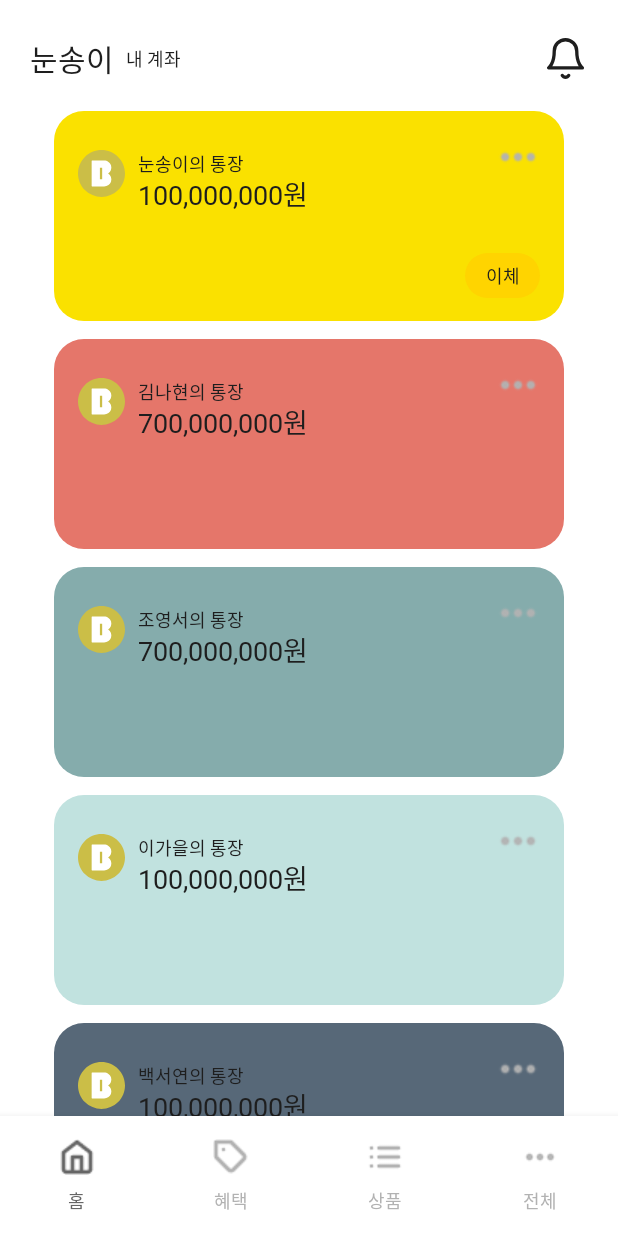
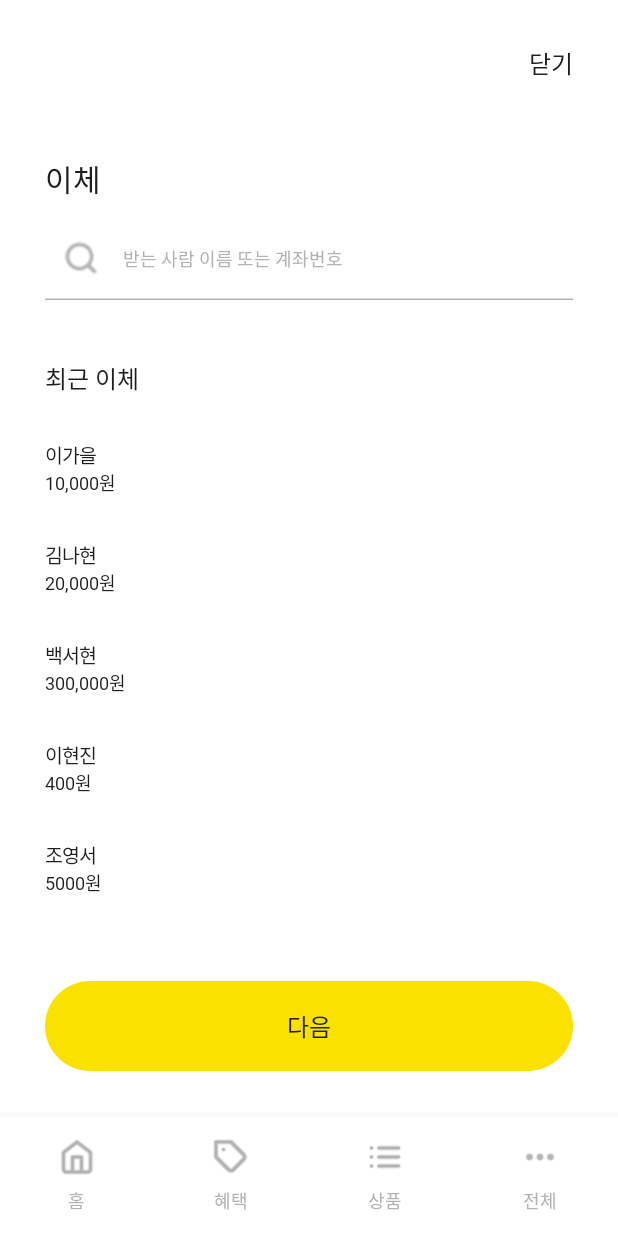
Before and after one commit to GDG-24-25-KAKAOBANK-Android/GDG-Team2, an Android app built with Jetpack Compose: the screen it shows after launch (MainActivity), after a tap on "이체", on a phone screen of 412 x 824 dp. Run offline under Robolectric (Android 15) with nearby library versions, the phone set to English and light mode, and no system bars; Roboto replaces fonts that are not available here.

Commit message:
[Feat] 이체 페이지 구현

```diff
--- a/app/src/main/java/com/gdg/kakaobank/component/MyBank.kt
+++ b/app/src/main/java/com/gdg/kakaobank/component/MyBank.kt
@@ -15,6 +15,7 @@ import androidx.compose.ui.graphics.Color
 import androidx.compose.ui.layout.ContentScale
 import androidx.compose.ui.res.painterResource
 import androidx.compose.ui.unit.dp
+import androidx.navigation.NavController
 import com.gdg.kakaobank.R
 import com.gdg.kakaobank.ui.theme.B4_R
 import com.gdg.kakaobank.ui.theme.B4_SB
@@ -27,7 +28,9 @@ import com.gdg.kakaobank.ui.theme.Yellow
 fun MyBankComponent(
     name: String,
     amount: String,
-    backgroundColor: Color = Main_Yellow
+    backgroundColor: Color = Main_Yellow,
+    navController: NavController // navController 추가
+
 ) {
     Box(
         modifier = Modifier
@@ -72,7 +75,7 @@ fun MyBankComponent(
                 .align(Alignment.TopEnd)
         )
         Button(
-            onClick = { /* TODO: 이체 버튼 클릭 처리 */ },
+            onClick = { navController.navigate("transfer") },
             modifier = Modifier
                 .align(Alignment.BottomEnd)
                 .size(50.dp, 30.dp), // 버튼 크기 조정
--- a/app/src/main/java/com/gdg/kakaobank/presentation/HomeScreen.kt
+++ b/app/src/main/java/com/gdg/kakaobank/presentation/HomeScreen.kt
@@ -18,13 +18,14 @@ import com.gdg.kakaobank.ui.theme.Pink
 import com.gdg.kakaobank.ui.theme.White
 import androidx.compose.material3.Text
 import androidx.compose.ui.res.painterResource
+import androidx.navigation.NavController
 import com.gdg.kakaobank.R
 import com.gdg.kakaobank.ui.theme.B4_B
 import com.gdg.kakaobank.ui.theme.Black
 import com.gdg.kakaobank.ui.theme.H5_B
 
 @Composable
-fun HomeScreen() {
+fun HomeScreen(navController: NavController) {
     val bankList = listOf(
         Pair("김나현", "700,000,000"),
         Pair("조영서", "700,000,000"),
@@ -76,7 +77,7 @@ fun HomeScreen() {
             horizontalAlignment = Alignment.CenterHorizontally,
         ) {
             items(1) {
-                MyBankComponent(name = "눈송이", amount = "100,000,000")
+                MyBankComponent(name = "눈송이", amount = "100,000,000", navController = navController)
                 Spacer(modifier = Modifier.height(12.dp))
             }
             items(bankList.size) { index ->
@@ -93,9 +94,3 @@ fun HomeScreen() {
         Spacer(modifier = Modifier.height(20.dp))
     }
 }
-
-@Preview(showBackground = true)
-@Composable
-fun CustomComponentPreview() {
-    HomeScreen()
-}
--- a/app/src/main/java/com/gdg/kakaobank/presentation/MainActivity.kt
+++ b/app/src/main/java/com/gdg/kakaobank/presentation/MainActivity.kt
@@ -22,11 +22,13 @@ import androidx.compose.ui.res.stringResource
 import androidx.compose.ui.tooling.preview.Preview
 import androidx.compose.ui.unit.dp
 import androidx.core.splashscreen.SplashScreen.Companion.installSplashScreen
+import androidx.lifecycle.viewmodel.compose.viewModel
 import androidx.navigation.NavGraph.Companion.findStartDestination
 import androidx.navigation.compose.*
 import androidx.navigation.compose.rememberNavController
 import com.gdg.kakaobank.ui.theme.KakaoBankTheme
 import com.gdg.kakaobank.presentation.navigator.KakaoNav
+import com.gdg.kakaobank.presentation.navigator.TransferViewModel
 import com.gdg.kakaobank.ui.theme.B4_R
 import com.gdg.kakaobank.ui.theme.Dark_Gray
 import com.gdg.kakaobank.ui.theme.Gray
@@ -63,6 +65,7 @@ fun MainScreen() {
         KakaoNav.More,
     )
     val navController = rememberNavController()
+    val transferViewModel: TransferViewModel = viewModel()
 
     Scaffold(
         modifier = Modifier.fillMaxSize(),
@@ -104,13 +107,11 @@ fun MainScreen() {
                                 painter = painterResource(id = screen.icon),
                                 contentDescription = screen.route,
                                 modifier = Modifier.size(24.dp) // 아이콘 크기 설정
-
                             )
                         },
                     )
                 }
             }
-
         }
     ) { innerPadding ->
         NavHost(
@@ -118,14 +119,27 @@ fun MainScreen() {
             startDestination = KakaoNav.Home.route,
             modifier = Modifier.padding(innerPadding)
         ) {
-            composable(route = KakaoNav.Home.route) { HomeScreen() }
+            composable(route = KakaoNav.Home.route) { HomeScreen(navController) }
             composable(route = KakaoNav.Tag.route) { TagScreen() }
             composable(route = KakaoNav.List.route) { ListScreen() }
             composable(route = KakaoNav.More.route) { MoreScreen() }
+            composable(route = "transfer") { TransferScreen(navController = navController, transferViewModel = transferViewModel) }
+            composable(route = "transfer_done/{recipientName}") { backStackEntry ->
+                TransferDoneScreen(
+                    navController = navController,
+                    recipientName = backStackEntry.arguments?.getString("recipientName") ?: "Unknown",
+                    transferViewModel = transferViewModel
+                )
+            }
+            composable(route = "remit/{recipientName}") { backStackEntry ->
+                RemittanceScreen(
+                    navController = navController,
+                    recipientName = backStackEntry.arguments?.getString("recipientName") ?: "Unknown"
+                )
             }
         }
     }
-
+}
 
 @Preview(showBackground = true)
 @Composable
--- /dev/null
+++ b/app/src/main/java/com/gdg/kakaobank/presentation/TransferScreen.kt
@@ -0,0 +1,179 @@
+package com.gdg.kakaobank.presentation
+
+import androidx.compose.foundation.background
+import androidx.compose.foundation.clickable
+import androidx.compose.foundation.layout.Arrangement
+import androidx.compose.foundation.layout.Column
+import androidx.compose.foundation.layout.Row
+import androidx.compose.foundation.layout.Spacer
+import androidx.compose.foundation.layout.fillMaxSize
+import androidx.compose.foundation.layout.fillMaxWidth
+import androidx.compose.foundation.layout.height
+import androidx.compose.foundation.layout.padding
+import androidx.compose.foundation.layout.size
+import androidx.compose.material3.Button
+import androidx.compose.material3.ButtonDefaults
+import androidx.compose.material3.ExperimentalMaterial3Api
+import androidx.compose.material3.Icon
+import androidx.compose.material3.Text
+import androidx.compose.material3.TextField
+import androidx.compose.material3.TextFieldDefaults
+import androidx.compose.runtime.Composable
+import androidx.compose.runtime.mutableStateListOf
+import androidx.compose.runtime.mutableStateOf
+import androidx.compose.runtime.remember
+import androidx.compose.ui.Alignment
+import androidx.compose.ui.Modifier
+import androidx.compose.ui.graphics.Color
+import androidx.compose.ui.res.painterResource
+import androidx.compose.ui.tooling.preview.Preview
+import androidx.compose.ui.unit.dp
+import androidx.lifecycle.ViewModel
+import androidx.navigation.NavController
+import androidx.navigation.compose.rememberNavController
+import com.gdg.kakaobank.R
+import com.gdg.kakaobank.presentation.navigator.TransferViewModel
+import com.gdg.kakaobank.ui.theme.B3_B
+import com.gdg.kakaobank.ui.theme.B4_R
+import com.gdg.kakaobank.ui.theme.Black
+import com.gdg.kakaobank.ui.theme.Gray
+import com.gdg.kakaobank.ui.theme.H5_B
+import com.gdg.kakaobank.ui.theme.H7_B
+import com.gdg.kakaobank.ui.theme.H7_R
+import com.gdg.kakaobank.ui.theme.H7_SB
+import com.gdg.kakaobank.ui.theme.Main_Yellow
+import com.gdg.kakaobank.ui.theme.White
+
+data class Transfer(val name: String, val amount: String)
+
+class TransferViewModel : ViewModel() {
+    private val _transfer = mutableStateListOf<Transfer>()
+    val transfer: List<Transfer> get() = _transfer
+
+    init {
+        _transfer.addAll(
+            listOf(
+                Transfer("이가을", "10,000원"),
+                Transfer("김나현", "20,000원"),
+                Transfer("백서현", "300,000원"),
+                Transfer("이현진", "400원"),
+                Transfer("조영서", "5000원")
+            )
+        )
+    }
+}
+
+@OptIn(ExperimentalMaterial3Api::class)
+@Composable
+fun TransferScreen(navController: NavController, transferViewModel: TransferViewModel) {
+    val transfer = transferViewModel.transfer
+    val recipientName = remember { mutableStateOf("") }
+
+    Column(
+        modifier = Modifier
+            .fillMaxSize()
+            .background(White)
+            .padding(30.dp),
+    ) {
+        Row(
+            modifier = Modifier
+                .fillMaxWidth()
+                .clickable { navController.popBackStack() },
+            horizontalArrangement = Arrangement.End,
+            verticalAlignment = Alignment.CenterVertically
+        ) {
+            Text(
+                text = "닫기",
+                style = H7_R,
+                color = Black,
+            )
+        }
+
+        Spacer(modifier = Modifier.height(50.dp))
+
+        Text(
+            text = "이체",
+            style = H5_B,
+            color = Black,
+        )
+        Spacer(modifier = Modifier.height(10.dp))
+
+        // 계좌번호 입력 필드
+TextField(
+    value = recipientName.value,
+    onValueChange = { recipientName.value = it },
+    placeholder = { Text("받는 사람 이름 또는 계좌번호", style = B4_R, color = Gray) },
+    leadingIcon = {
+        Icon(
+            painter = painterResource(id = R.drawable.name_search),
+            contentDescription = null,
+            modifier = Modifier
+                .size(32.dp)
+                .padding(4.dp),
+            tint = Gray
+        )
+    },
+    textStyle = B4_R.copy(color = Black),
+    modifier = Modifier
+        .fillMaxWidth(),
+    colors = TextFieldDefaults.textFieldColors(
+        focusedIndicatorColor = Gray,
+        unfocusedIndicatorColor = Gray,
+        cursorColor = Black,
+        containerColor = Color.Transparent
+    )
+)
+
+        Spacer(modifier = Modifier.height(40.dp))
+
+        Text(
+            text = "최근 이체",
+            style = H7_SB,
+            color = Black,
+        )
+
+        transfer.forEach { transferItem ->
+            TransferList(name = transferItem.name, amount = transferItem.amount)
+        }
+
+        Spacer(modifier = Modifier.weight(1f))
+
+        Button(
+            onClick = {
+                navController.navigate("remit/${recipientName.value}")
+            },
+            modifier = Modifier
+                .fillMaxWidth()
+                .height(60.dp),
+            colors = ButtonDefaults.buttonColors(containerColor = Main_Yellow)
+        ) {
+            Text(
+                text = "다음",
+                style = H7_B,
+                color = Black,
+                modifier = Modifier.padding(0.dp)
+            )
+        }
+    }
+}
+
+@Composable
+fun TransferList(name: String, amount: String) {
+    Spacer(modifier = Modifier.height(30.dp))
+    Text(
+        text = name,
+        style = B3_B,
+        color = Black,
+    )
+    Text(
+        text = amount,
+        style = B4_R,
+        color = Black,
+    )
+}
+
+@Preview(showBackground = true)
+@Composable
+fun PreviewTransferScreen() {
+    TransferScreen(navController = rememberNavController(), transferViewModel = TransferViewModel())
+}
--- /dev/null
+++ b/app/src/main/java/com/gdg/kakaobank/presentation/navigator/Transfer.kt
@@ -0,0 +1,7 @@
+// Transfer.kt
+package com.gdg.kakaobank.presentation.navigator
+
+data class Transfer(
+    val name: String,
+    val amount: String
+)
--- /dev/null
+++ b/app/src/main/java/com/gdg/kakaobank/presentation/navigator/TransferViewModel.kt
@@ -0,0 +1,26 @@
+// TransferViewModel.kt
+package com.gdg.kakaobank.presentation.navigator
+
+import androidx.compose.runtime.mutableStateListOf
+import androidx.lifecycle.ViewModel
+
+class TransferViewModel : ViewModel() {
+    private val _transfer = mutableStateListOf<Transfer>()
+    val transfer: List<Transfer> get() = _transfer
+
+    init {
+        _transfer.addAll(
+            listOf(
+                Transfer("이가을", "10,000원"),
+                Transfer("김나현", "20,000원"),
+                Transfer("백서현", "300,000원"),
+                Transfer("이현진", "400원"),
+                Transfer("조영서", "5000원")
+            )
+        )
+    }
+
+    fun addTransfer(transfer: Transfer) {
+        _transfer.add(transfer)
+    }
+}
--- a/app/src/main/java/com/gdg/kakaobank/ui/theme/Color.kt
+++ b/app/src/main/java/com/gdg/kakaobank/ui/theme/Color.kt
@@ -13,3 +13,4 @@ val Pink = Color(0xFFE5766A)
 val Deep_Blue = Color(0xFF576878)
 val Dark_Mint = Color(0xFF85ACAC)
 val Light_Mint = Color(0xFFC1E2DF)
+val BtnGray = Color(0xBBBBBBBB)
```
Also changed, not shown: app/src/main/java/com/gdg/kakaobank/presentation/RemittanceScreen.kt (added, +192 -0 lines), app/src/main/java/com/gdg/kakaobank/presentation/TransferDoneScreen.kt (added, +99 -0 lines), app/src/main/res/drawable/name_search.png (added), app/src/main/res/drawable/tran_done.png (added). Lines whose indentation alone changed are shown as unchanged.
